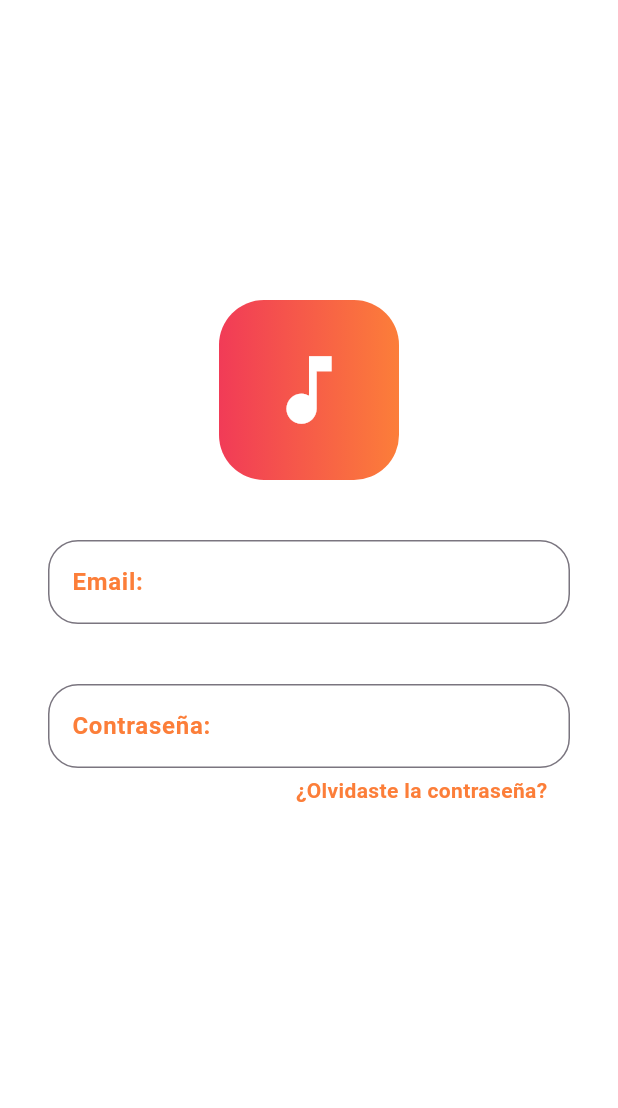
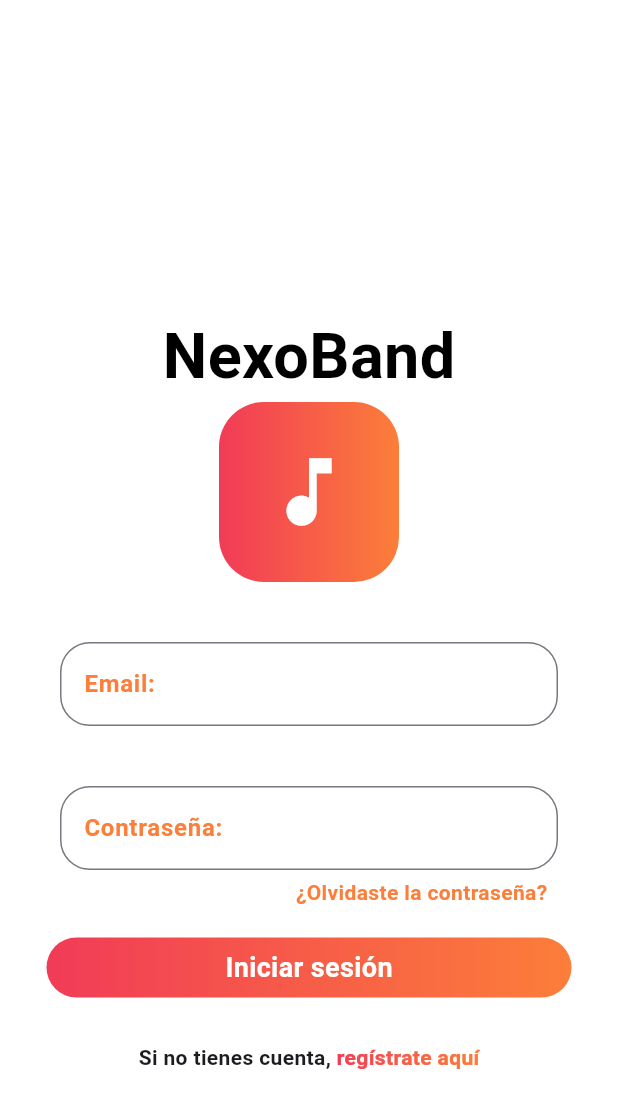
Before and after one commit to rllisom/NexoBand-Mobile, a Flutter app: the screen it shows after launch, on a phone screen of 412 x 824 dp. Shown: the top 1108 px of the screen. Run offline on Flutter 3.47's test engine with Material 3 defaults, Android fonts, the phone set to English and light mode, and no system bars.

Commit message:
Login terminado 20/01

```diff
--- a/nexoband_mobile/lib/pages/login_page_view.dart
+++ b/nexoband_mobile/lib/pages/login_page_view.dart
@@ -14,9 +14,26 @@ class LoginPageView extends StatelessWidget {
         width: double.infinity,
         height: double.infinity,
         color: Colors.white,
+        child: Padding(
+          padding: const EdgeInsets.all(8.0),
           child: Column(
             children: [
               SizedBox(height: 200,),
+              Center(child:
+                ShaderMask( shaderCallback: (Rect bounds){
+                  return LinearGradient(colors: [ Color(0xFFF13B57),Color(0xFFFC7E39)],
+                    begin: Alignment.centerLeft,
+                    end: Alignment.centerRight,
+                    ).createShader(bounds);
+                },
+                  child: Text("NexoBand",style: TextStyle(
+                      fontSize: 42,
+                      fontWeight: FontWeight.bold,
+                      color: Colors.black,
+                    ),
+                  ),
+                )
+              ),
               Container(
                 width: 120,
                 height: 120,
@@ -44,7 +61,7 @@ class LoginPageView extends StatelessWidget {
                             borderRadius: BorderRadius.circular(20),
                             borderSide: BorderSide(width: 4)
                             )
-                        )
+                          ),
                         ),
                         SizedBox(height: 40,),
                         TextFormField(
@@ -67,7 +84,39 @@ class LoginPageView extends StatelessWidget {
                   ),
                 )
               ),
+              SizedBox(height: 20,),
+              Container(
+                width: 350,
+                height: 40,
+                decoration: BoxDecoration(
+                  gradient : LinearGradient(colors: [ Color(0xFFF13B57),Color(0xFFFC7E39)]),
+                  borderRadius: BorderRadius.circular(30)
+                ),
+                child: Center(child: Text("Iniciar sesión",style: TextStyle(color: Colors.white,fontWeight: FontWeight.bold,fontSize: 18),)),
+              ),
+              SizedBox(height: 30,),
+              Center(
+                child: Row(
+                  mainAxisAlignment: MainAxisAlignment.center,
+                  children: [
+                    Text("Si no tienes cuenta,",style: TextStyle(fontWeight: FontWeight.bold),),
+                    ShaderMask( shaderCallback: (Rect bounds){
+                      return LinearGradient(colors: [ Color(0xFFF13B57),Color(0xFFFC7E39)],
+                        begin: Alignment.centerLeft,
+                        end: Alignment.centerRight,
+                        ).createShader(bounds);
+                    },
+                      child: Text(" regístrate aquí",style: TextStyle(
+                          fontSize: 14,
+                          fontWeight: FontWeight.bold,
+                          color: Colors.white,
+                        ),
+                      ),
+                    )
+                ],),
+              )
             ],
+          ),
         ),
       ),
     );
```
Lines whose indentation alone changed are shown as unchanged.
